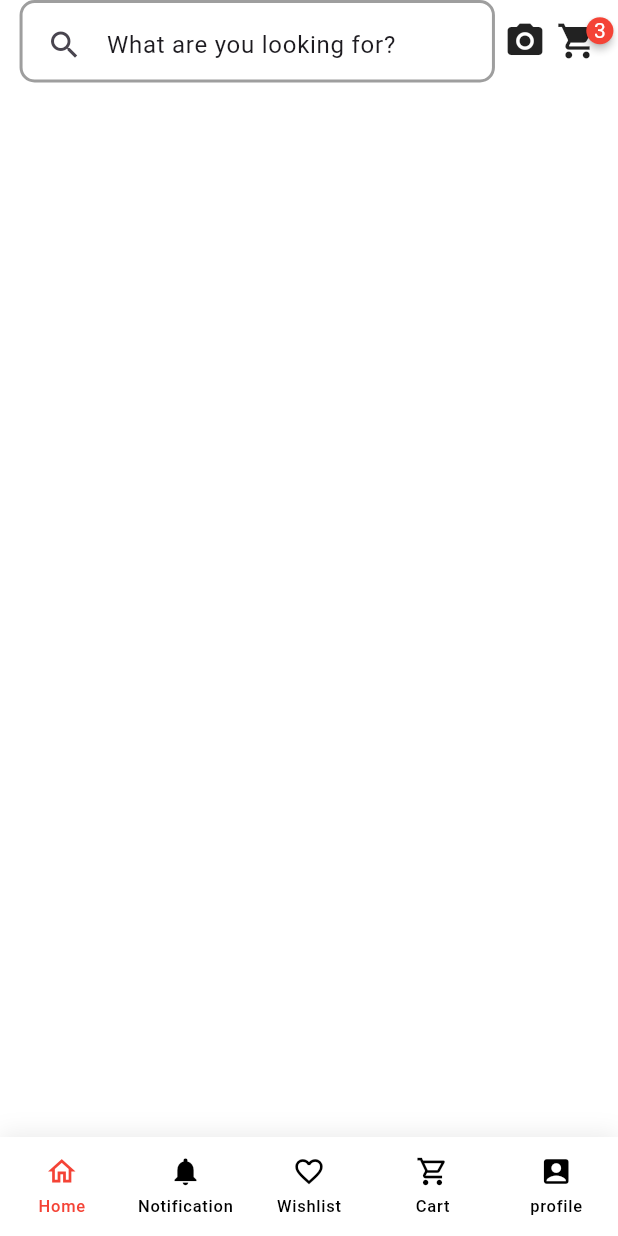
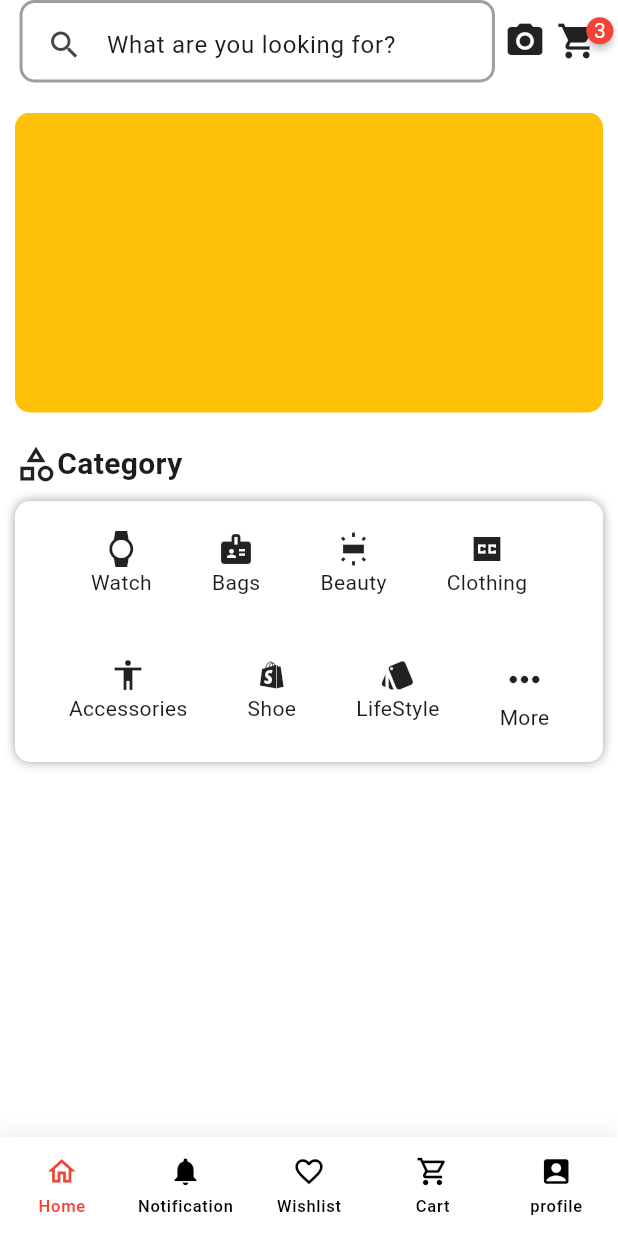
Before and after one commit to luonverak/MiniProjectFlutter2-3, a Flutter app: the screen it shows after launch, on a phone screen of 412 x 824 dp. Run offline on Flutter 3.47's test engine with Material 3 defaults, Android fonts, the phone set to English and light mode, and no system bars; drawn by our look-alikes of badges, carousel_slider; our stand-ins replace awesome_bottom_bar; missing offline and left inert: whatsapp_camera.

Commit message:
code commit

```diff
--- /dev/null
+++ b/lib/model/category_model.dart
@@ -0,0 +1,61 @@
+import 'package:flutter/material.dart';
+
+class CategoryModel {
+  final int id;
+  final String name;
+  final Icon icon;
+
+  CategoryModel({
+    required this.id,
+    required this.name,
+    required this.icon,
+  });
+}
+
+final List<CategoryModel> listCategory = [
+  CategoryModel(
+    id: 1,
+    name: 'Watch',
+    icon: const Icon(Icons.watch),
+  ),
+  CategoryModel(
+    id: 2,
+    name: 'Bags',
+    icon: const Icon(Icons.badge),
+  ),
+  CategoryModel(
+    id: 3,
+    name: 'Beauty',
+    icon: const Icon(Icons.wb_iridescent_sharp),
+  ),
+  CategoryModel(
+    id: 4,
+    name: 'Clothing',
+    icon: const Icon(Icons.closed_caption_sharp),
+  ),
+  CategoryModel(
+    id: 5,
+    name: 'Accessories',
+    icon: const Icon(Icons.accessibility_outlined),
+  ),
+  CategoryModel(
+    id: 6,
+    name: 'Shoe',
+    icon: const Icon(Icons.shopify_rounded),
+  ),
+  CategoryModel(
+    id: 7,
+    name: 'LifeStyle',
+    icon: const Icon(Icons.style),
+  ),
+  CategoryModel(
+    id: 7,
+    name: 'LifeStyle',
+    icon: const Icon(Icons.style),
+  ),
+  CategoryModel(
+    id: 7,
+    name: 'LifeStyle',
+    icon: const Icon(Icons.style),
+  ),
+];
--- a/lib/view/home_page.dart
+++ b/lib/view/home_page.dart
@@ -1,8 +1,11 @@
 import 'dart:io';
-
+import 'package:carousel_slider/carousel_slider.dart';
 import 'package:flutter/material.dart';
 import 'package:badges/badges.dart' as badges;
+import 'package:project1/model/category_model.dart';
 import 'package:whatsapp_camera/whatsapp_camera.dart';
+
+import '../widget/category_widget.dart';
 
 class HomePage extends StatelessWidget {
   HomePage({super.key});
@@ -57,7 +60,42 @@ class HomePage extends StatelessWidget {
                   child: Icon(Icons.shopping_cart, size: 28),
                 )
               ],
-            )
+            ),
+            const SizedBox(height: 20),
+            CarouselSlider(
+              options: CarouselOptions(
+                height: 200,
+                viewportFraction: 1,
+                enableInfiniteScroll: true,
+                autoPlay: false,
+                autoPlayInterval: const Duration(seconds: 5),
+                autoPlayAnimationDuration: const Duration(seconds: 5),
+                autoPlayCurve: Curves.fastOutSlowIn,
+                enlargeCenterPage: true,
+                enlargeFactor: 0.3,
+                scrollDirection: Axis.horizontal,
+              ),
+              items: [
+                Container(
+                  decoration: BoxDecoration(
+                    color: Colors.amber,
+                    borderRadius: BorderRadius.circular(10),
+                  ),
+                )
+              ],
+            ),
+            const SizedBox(height: 20),
+            const Row(
+              children: [
+                Icon(Icons.category_outlined, size: 28),
+                Text(
+                  'Category',
+                  style: TextStyle(fontSize: 20, fontWeight: FontWeight.w600),
+                )
+              ],
+            ),
+            const SizedBox(height: 10),
+            CategoryWidget()
           ],
         ),
       ),
--- /dev/null
+++ b/lib/widget/category_widget.dart
@@ -0,0 +1,47 @@
+import 'package:flutter/material.dart';
+import 'package:project1/model/category_model.dart';
+
+class CategoryWidget extends StatelessWidget {
+  const CategoryWidget({super.key});
+
+  @override
+  Widget build(BuildContext context) {
+    return Container(
+      width: double.infinity,
+      decoration: BoxDecoration(
+        borderRadius: BorderRadius.circular(10),
+        color: Colors.white,
+        boxShadow: const [BoxShadow(blurRadius: 5, color: Colors.grey)],
+      ),
+      child: Wrap(
+        alignment: WrapAlignment.center,
+        children: [
+          for (int i = 0;
+              i < (listCategory.length < 8 ? listCategory.length : 8);
+              i++)
+            i < 7
+                ? Padding(
+                    padding: const EdgeInsets.all(20.0),
+                    child: Column(
+                      children: [
+                        listCategory[i].icon,
+                        Text(
+                          listCategory[i].name,
+                        ),
+                      ],
+                    ),
+                  )
+                : const Padding(
+                    padding: EdgeInsets.all(20.0),
+                    child: Column(
+                      children: [
+                        Icon(Icons.more_horiz, size: 30),
+                        Text('More'),
+                      ],
+                    ),
+                  )
+        ],
+      ),
+    );
+  }
+}
--- a/pubspec.yaml
+++ b/pubspec.yaml
@@ -38,6 +38,7 @@ dependencies:
   awesome_bottom_bar: ^1.2.4
   badges: ^3.1.2
   whatsapp_camera: ^1.0.0
+  carousel_slider: ^4.2.1
 
 dev_dependencies:
   flutter_test:
```
Also changed, not shown: pubspec.lock.
